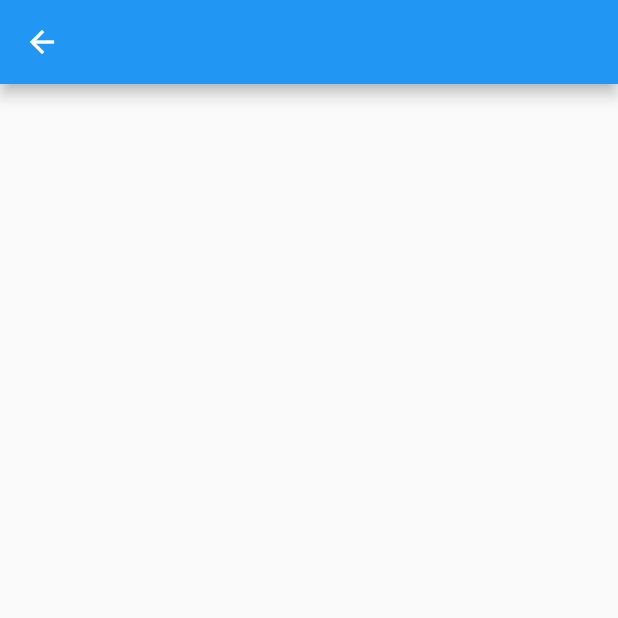
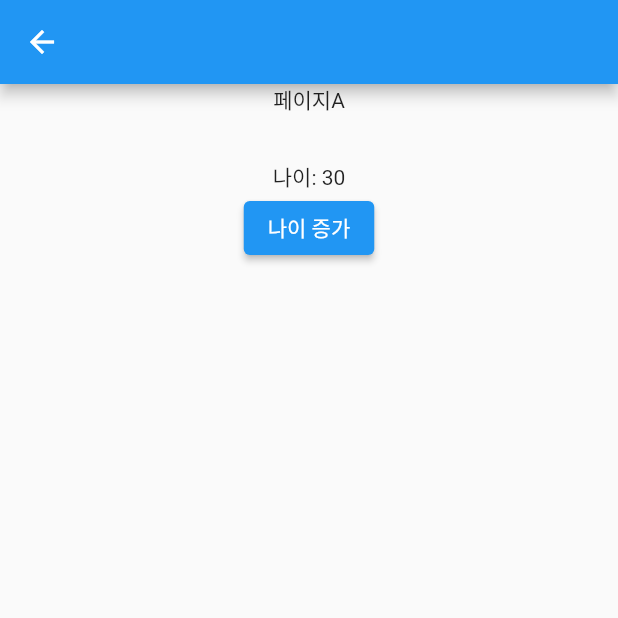
Before and after one commit to Danny-Yun/flutter-study, a Flutter app: the screen it shows after launch, after a tap on "Page move to A", on a phone screen of 412 x 824 dp, the top half of it. Run offline on Flutter 3.47's test engine with Material 2 defaults, Android fonts, the phone set to English and light mode, and no system bars; our stand-ins replace get.

Commit message:
21/12/22 - 플러터 생명주기 / get_x를 통해 데이터와 함께 페이지 이동, 데이터 보내기

```diff
--- a/apply_get_x/lib/route/RoutePage.dart
+++ b/apply_get_x/lib/route/RoutePage.dart
@@ -6,6 +6,14 @@ import 'package:get/get.dart';
 class RoutePage {
   static const String DEFAULT_SCREEN = "/default_screen";
   static const String PAGE_A = "/page_a";
+
+  static movePage(String pageName) => Get.toNamed(pageName);
+
+  // 데이터와 함께 이동할 때
+  static movePageWithArgumment(String pageName, dynamic argument) {
+    print(argument);
+    Get.toNamed(pageName, arguments: argument);
+  }
 
   static final List<GetPage> getPageList = [
     GetPage(
--- a/apply_get_x/lib/screen/DefaultScreen.dart
+++ b/apply_get_x/lib/screen/DefaultScreen.dart
@@ -19,7 +19,13 @@ class _DefaultScreenState extends State<DefaultScreen> {
           child: Text("Page move to A"),
           onPressed: () {
             print('페이지 이동 - A');
-            Get.toNamed(RoutePage.PAGE_A);
+            // RoutePage.movePage(RoutePage.PAGE_A);
+            // Get.toNamed(RoutePage.PAGE_A);
+
+            // 다트에서는 map의 타입을 따로 지정하지 않아도 됨
+            Map argument = {"age": 30};
+
+            RoutePage.movePageWithArgumment(RoutePage.PAGE_A, argument);
           },
         ),
       ),
--- a/apply_get_x/lib/screen/Page_A.dart
+++ b/apply_get_x/lib/screen/Page_A.dart
@@ -7,8 +7,21 @@ class Page_A extends StatefulWidget {
 }
 
 class _Page_AState extends State<Page_A> {
+  int age = 0;
+
+  // 플러터 생명주기
+  // initState - 최초 한번 호출
+  @override
+  void initState() {
+    // print("ffff ${Get.arguments}");
+    age = Get.arguments["age"];
+    super.initState();
+  }
+
+  // build - 보통 setState 호출될때마다 진입
   @override
   Widget build(BuildContext context) {
+    print("build");
     return Scaffold(
       appBar: AppBar(
         leading: InkWell(
@@ -18,6 +31,33 @@ class _Page_AState extends State<Page_A> {
           child: Icon(Icons.arrow_back),
         ),
       ),
+      body: Container(
+        child: Center(
+          child: Column(
+            children: [
+              Text("페이지A"),
+              SizedBox(
+                height: 30,
+              ),
+              Text("나이: $age"),
+              ElevatedButton(
+                onPressed: () {
+                  setState(() {
+                    age++;
+                  });
+                },
+                child: Text("나이 증가"),
+              ),
+            ],
+          ),
+        ),
+      ),
     );
   }
+
+  // dispose - 마지막에 없어질 때 한번 호출
+  @override
+  void dispose() {
+    super.dispose();
+  }
 }
```
